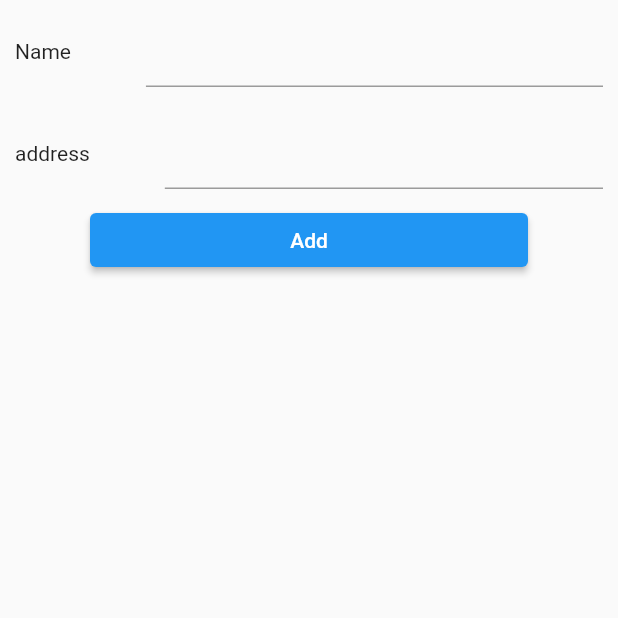
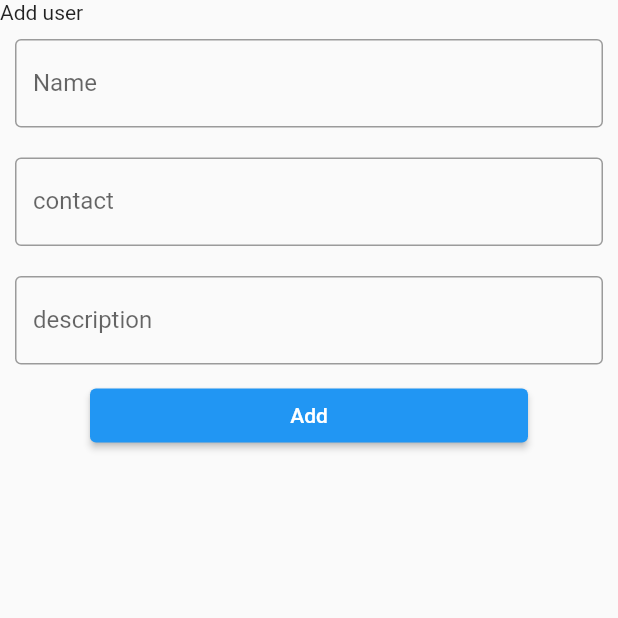
Before and after one commit to sayanths/student_app_using_sqlite, a Flutter app: the screen it shows after launch, after a tap on the "add" icon, on a phone screen of 412 x 824 dp, the top half of it. Run offline on Flutter 3.47's test engine with Material 2 defaults, Android fonts, the phone set to English and light mode, and no system bars; our stand-ins replace sqflite; missing offline and left inert: dart:ffi; accounts and stored records are empty.

Commit message:
database and function setup

```diff
--- a/lib/db_functions/db_functions.dart
+++ b/lib/db_functions/db_functions.dart
@@ -1,8 +1,20 @@
+import 'dart:ffi';
 
 import 'package:sqflite/sqflite.dart';
+import 'package:path/path.dart';
+import 'package:path_provider/path_provider.dart';
 
-Future<void> initializeDataBase() async {
-//  openDatabase('student_db',version: 1,onCreate: _onCreate);
+class DatabaseConnection {
+  Future<Database> setDatabase() async {
+    var directory = await getApplicationDocumentsDirectory();
+    var path = join(directory.path, 'db_cru d');
+    var database = openDatabase(path, version: 1, onCreate: _onCreate);
+    return database;
+  }
 
-Future<void>  _onCreate(Database db, int verson)async{}
+  Future<void> _onCreate(Database db, int version) async {
+    String sql =
+        "CREATE TABLE notes(id INTEGER PRIMARY KEY,name TEXT,contact TEXT,description TEXT)";
+    await db.execute(sql);
+  }
 }
--- a/lib/main.dart
+++ b/lib/main.dart
@@ -5,7 +5,7 @@ import 'package:sqlflite_demo/screens/home_page.dart';
 
 void main() async {
   WidgetsFlutterBinding.ensureInitialized();
-  await initializeDataBase();
+
   runApp(const MyApp());
 }
 
--- a/lib/model/db_model.dart
+++ b/lib/model/db_model.dart
@@ -1,24 +1,22 @@
 class DbModel {
   int? id;
   String name;
-
-  int age;
-  String admissionNumber;
-  String std;
-  String parent;
-  String image;
+  String contact;
+  String description;
 
   DbModel({
     required this.name,
-    required this.admissionNumber,
-    required this.age,
-    required this.std,
-    required this.parent,
-    required this.image,
+    required this.contact,
+    required this.description,
     this.id,
   });
 
+  userMap() {
+    var mapping = Map<String, dynamic>();
+    mapping['id'] = id;
+    mapping['contact'] = contact;
+    mapping['description'] = description;
 
-
-
+    return mapping;
+  }
 }
--- a/lib/screens/adding_page.dart
+++ b/lib/screens/adding_page.dart
@@ -1,7 +1,4 @@
 import 'package:flutter/material.dart';
-import 'package:flutter/src/widgets/container.dart';
-import 'package:flutter/src/widgets/framework.dart';
-import 'package:sqlflite_demo/screens/reusable.dart';
 
 class AddingPage extends StatefulWidget {
   const AddingPage({super.key});
@@ -11,18 +8,77 @@ class AddingPage extends StatefulWidget {
 }
 
 class _AddingPageState extends State<AddingPage> {
+  final _nameController = TextEditingController();
+  final _ContactController = TextEditingController();
+  final _descriptionController = TextEditingController();
+  bool _validateName = false;
+  bool _validateContact = false;
+  bool _validateDescription = false;
+
   @override
   Widget build(BuildContext context) {
     return Scaffold(
-      body: SafeArea(child: ListView(
-          children: [
-           TextForms(title: "Name",),
-           TextForms(title: "address",),
-           Padding(
-             padding: const EdgeInsets.only(left: 60,right: 60),
-             child: ElevatedButton(onPressed: (){}, child: Text("Add")),
-           )
-          ],
+      body: SafeArea(
+          child: ListView(
+        children: [
+          Text("Add user"),
+          Padding(
+            padding: EdgeInsets.all(10.0),
+            child: TextField(
+              controller: _nameController,
+              decoration: InputDecoration(
+                errorText: _validateName ? 'value cant be empty' : null,
+                label: Text('Name'),
+                border: OutlineInputBorder(),
+              ),
+            ),
+          ),
+          Padding(
+            padding: EdgeInsets.all(10.0),
+            child: TextField(
+              controller: _ContactController,
+              decoration: InputDecoration(
+                errorText: _validateContact ? 'value cant be empty' : null,
+                label: Text('contact'),
+                border: OutlineInputBorder(),
+              ),
+            ),
+          ),
+          Padding(
+            padding: EdgeInsets.all(10.0),
+            child: TextField(
+              controller: _descriptionController,
+              decoration: InputDecoration(
+                errorText: _validateDescription ? 'value cant be empty' : null,
+                label: Text('description'),
+                border: OutlineInputBorder(),
+              ),
+            ),
+          ),
+          Padding(
+            padding: const EdgeInsets.only(left: 60, right: 60),
+            child: ElevatedButton(
+                onPressed: () {
+                  setState(() {
+                    _nameController.text.isEmpty
+                        ? _validateName = true
+                        : _validateName = false;
+                    _ContactController.text.isEmpty
+                        ? _validateContact = true
+                        : _validateContact = false;
+                    _descriptionController.text.isEmpty
+                        ? _validateDescription = true
+                        : _validateDescription = false;
+                    if (_validateName == false && _validateContact == false ||
+                        _validateDescription) {
+                      // print("data can save");
+
+                    }
+                  });
+                },
+                child: Text("Add")),
+          )
+        ],
       )),
     );
   }
--- a/lib/screens/reusable.dart
+++ b/lib/screens/reusable.dart
@@ -1,42 +1,42 @@
-import 'package:flutter/material.dart';
+// import 'package:flutter/material.dart';
 
-class TextForms extends StatefulWidget {
-  String title;
+// class TextForms extends StatefulWidget {
+//   String title;
 
-  TextForms({
-    super.key,
-    required this.title,
-  });
+//   TextForms({
+//     super.key,
+//     required this.title,
+//   });
 
-  @override
-  State<TextForms> createState() => _TextFormsState();
-}
-  TextEditingController nameController = TextEditingController();
+//   @override
+//   State<TextForms> createState() => _TextFormsState();
+// }
+//   TextEditingController nameController = TextEditingController();
 
-class _TextFormsState extends State<TextForms> {
+// class _TextFormsState extends State<TextForms> {
 
-  @override
-  Widget build(BuildContext context) {
-    return SafeArea(
-      child: Padding(
-        padding: const EdgeInsets.all(10.0),
-        child: Row(
-          mainAxisAlignment: MainAxisAlignment.spaceEvenly,
-          children: [
-            Expanded(
-                flex: 0,
-                child: Padding(
-                  padding: const EdgeInsets.only(right: 50),
-                  child: Text(widget.title),
-                )),
-            Expanded(
-              child: TextField(
-                controller: nameController,
-              ),
-            )
-          ],
-        ),
-      ),
-    );
-  }
-}
+//   @override
+//   Widget build(BuildContext context) {
+//     return SafeArea(
+//       child: Padding(
+//         padding: const EdgeInsets.all(10.0),
+//         child: Row(
+//           mainAxisAlignment: MainAxisAlignment.spaceEvenly,
+//           children: [
+//             Expanded(
+//                 flex: 0,
+//                 child: Padding(
+//                   padding: const EdgeInsets.only(right: 50),
+//                   child: Text(widget.title),
+//                 )),
+//             Expanded(
+//               child: TextField(
+//                 controller: nameController,
+//               ),
+//             )
+//           ],
+//         ),
+//       ),
+//     );
+//   }
+// }
--- a/pubspec.yaml
+++ b/pubspec.yaml
@@ -37,6 +37,7 @@ dependencies:
   # Use with the CupertinoIcons class for iOS style icons.
   cupertino_icons: ^1.0.2
   sqflite: ^2.0.2+1
+  path_provider: ^2.0.11
 
 dev_dependencies:
   flutter_test:
```
Also changed, not shown: lib/db_helper/repository.dart (added, +46 -0 lines), pubspec.lock, 1 other file.
